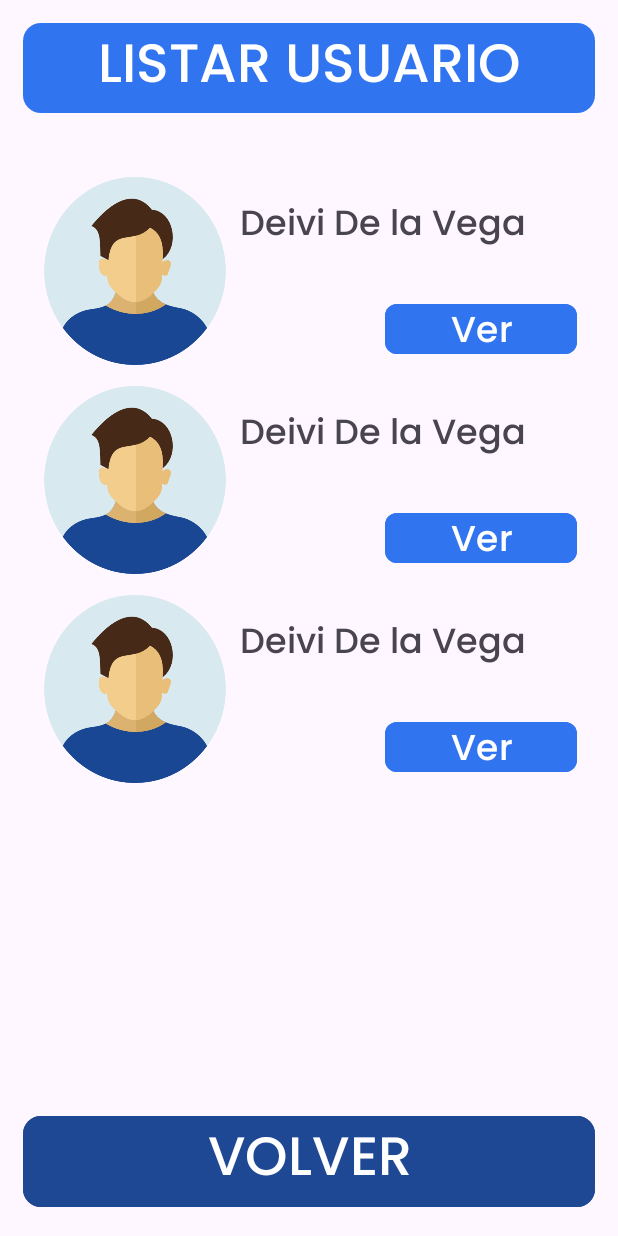
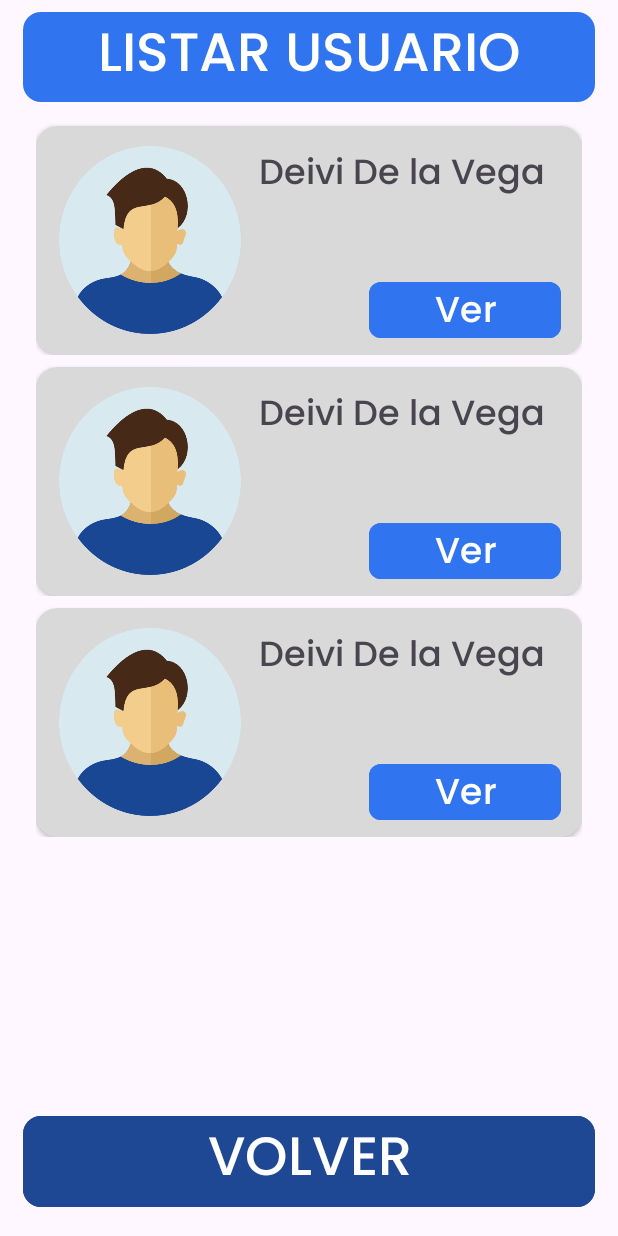
Before and after one commit to DeiviDelaVega/Example01_ListUser, an Android app: the layout activity_list_users.xml on its own in the app's theme, with its tools: preview values and no code run, on a phone screen of 412 x 824 dp. Run offline under Robolectric (Android 15) with nearby library versions, the light colour scheme and no system bars.

Commit message:
Desing XML UserList and implement CardView :rocket:

```diff
--- a/app/build.gradle.kts
+++ b/app/build.gradle.kts
@@ -40,6 +40,9 @@ dependencies {
     //RecyclerView
     implementation(libs.androidx.recyclerview)
 
+    //CardView
+    implementation(libs.androidx.cardview)
+
     implementation(libs.androidx.core.ktx)
     implementation(libs.androidx.appcompat)
     implementation(libs.material)
--- a/app/src/main/res/layout/activity_list_users.xml
+++ b/app/src/main/res/layout/activity_list_users.xml
@@ -12,7 +12,10 @@
         android:id="@+id/frameTextAddPlayer"
         android:layout_width="match_parent"
         android:layout_height="60dp"
-        android:layout_margin="15dp"
+        android:layout_marginStart="15dp"
+        android:layout_marginEnd="15dp"
+        android:layout_marginTop="8dp"
+        android:layout_marginBottom="8dp"
         android:background="@drawable/rounded_corners"
         android:fontFamily="@font/poppins_medium"
         android:gravity="center"
@@ -26,7 +29,8 @@
         android:layout_width="match_parent"
         android:layout_height="0dp"
         android:layout_weight="1"
-        android:padding="27dp"
+        android:layout_marginStart="24dp"
+        android:layout_marginEnd="24dp"
         tools:listitem="@layout/item_users" />
 
     <com.google.android.material.button.MaterialButton
--- a/app/src/main/res/layout/item_users.xml
+++ b/app/src/main/res/layout/item_users.xml
@@ -1,6 +1,19 @@
 <?xml version="1.0" encoding="utf-8"?>
 <LinearLayout xmlns:android="http://schemas.android.com/apk/res/android"
     xmlns:app="http://schemas.android.com/apk/res-auto"
+    android:layout_width="match_parent"
+    android:layout_height="wrap_content"
+    android:orientation="horizontal">
+
+    <androidx.cardview.widget.CardView
+        android:layout_width="match_parent"
+        android:layout_height="wrap_content"
+        android:layout_marginTop="8dp"
+        app:cardBackgroundColor="@color/gray"
+        app:cardCornerRadius="14dp"
+        app:cardElevation="2dp">
+
+        <LinearLayout
             android:layout_width="match_parent"
             android:layout_height="wrap_content"
             android:orientation="horizontal">
@@ -11,20 +24,24 @@
             android:layout_height="125dp"
             android:layout_marginBottom="14dp"
             android:scaleType="centerCrop"
+            android:layout_marginTop="13dp"
+            android:layout_marginStart="13dp"
             android:src="@drawable/user_item_image" />
 
         <LinearLayout
             android:layout_width="match_parent"
-        android:layout_height="wrap_content"
+            android:layout_height="match_parent"
+
             android:orientation="vertical">
 
             <TextView
                 android:id="@+id/text_item"
                 android:layout_width="match_parent"
-            android:layout_height="wrap_content"
-            android:layout_marginStart="7dp"
+                android:layout_height="0dp"
+                android:layout_weight="1"
+                android:layout_marginStart="10dp"
                 android:layout_marginTop="13dp"
-            android:layout_marginBottom="32dp"
+                android:layout_marginBottom="8dp"
                 android:fontFamily="@font/poppins_medium"
                 android:text="@string/item_name"
                 android:textSize="23sp"
@@ -33,9 +50,10 @@
             <com.google.android.material.button.MaterialButton
                 android:id="@+id/button_item"
                 android:layout_width="128dp"
-            android:layout_height="33dp"
+                android:layout_height="37dp"
+                android:layout_marginBottom="11dp"
                 android:layout_gravity="end"
-            android:layout_marginBottom="12dp"
+                android:layout_marginEnd="14dp"
                 android:backgroundTint="@color/blue"
                 android:fontFamily="@font/poppins_medium"
                 android:includeFontPadding="false"
@@ -44,6 +62,10 @@
                 android:padding="0dp"
                 android:text="@string/item_button_name"
                 android:textSize="24sp"
-            app:cornerRadius="8dp" />
+                app:cornerRadius="8dp"/>
         </LinearLayout>
         </LinearLayout>
+
+    </androidx.cardview.widget.CardView>
+
+</LinearLayout>
--- a/app/src/main/res/values/colors.xml
+++ b/app/src/main/res/values/colors.xml
@@ -6,4 +6,5 @@
     <color name="blue_black">#1E4794</color>
     <color name="blue_medium">#3580C5</color>
     <color name="gray">#D9D9D9</color>
+    <color name="gray_dark">#706D6D</color>
 </resources>
--- a/gradle/libs.versions.toml
+++ b/gradle/libs.versions.toml
@@ -1,5 +1,6 @@
 [versions]
 agp = "8.11.2"
+cardview = "1.0.0"
 kotlin = "2.0.21"
 coreKtx = "1.17.0"
 junit = "4.13.2"
@@ -12,6 +13,7 @@ constraintlayout = "2.2.1"
 recyclerview = "1.4.0"
 
 [libraries]
+androidx-cardview = { module = "androidx.cardview:cardview", version.ref = "cardview" }
 androidx-core-ktx = { group = "androidx.core", name = "core-ktx", version.ref = "coreKtx" }
 androidx-recyclerview = { module = "androidx.recyclerview:recyclerview", version.ref = "recyclerview" }
 junit = { group = "junit", name = "junit", version.ref = "junit" }
```
Lines whose indentation alone changed are shown as unchanged.
